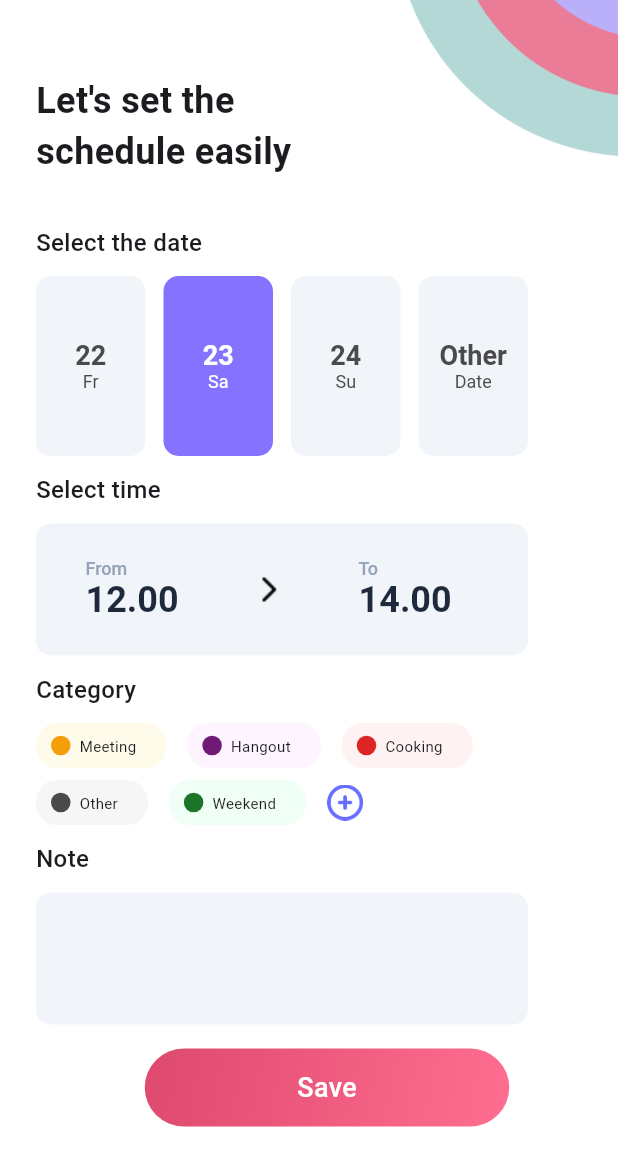
After one commit to Alex-Yessougnon-AGO/Calendar-mobile-app, a Flutter app: the screen it shows after launch, after a tap on "Set schedule", on a phone screen of 412 x 824 dp. The commit adds this screen. Shown: the top 1166 px of the screen. Run offline on Flutter 3.47's test engine with Material 3 defaults, Android fonts, the light colour scheme and no system bars.

Commit message:
Calendar Page

```diff
--- a/lib/main.dart
+++ b/lib/main.dart
@@ -1,3 +1,4 @@
+// import 'package:calendar_mobile_app/pages/calendar_page.dart';
 import 'package:calendar_mobile_app/pages/home_page.dart';
 import 'package:flutter/material.dart';
 import 'package:flutter/services.dart';
@@ -5,10 +6,12 @@ import 'package:flutter/services.dart';
 void main() {
 
   SystemChrome.setSystemUIOverlayStyle(
+
     const SystemUiOverlayStyle(
       statusBarColor: Colors.white,           // 🔥 Fond blanc
       statusBarIconBrightness: Brightness.dark, // Icônes noires (recommandé sur fond blanc)
     ),
+
   );
 
   runApp(const MyApp());
--- /dev/null
+++ b/lib/pages/calendar_page.dart
@@ -0,0 +1,427 @@
+import 'package:flutter/material.dart';
+
+class CalendarPage extends StatefulWidget {
+
+  const CalendarPage({super.key});
+
+  @override
+  State<CalendarPage> createState() => _CalendarPageState();
+}
+
+class _CalendarPageState extends State<CalendarPage> {
+
+  // Fonction
+  Widget categoryChip({
+  required Color circleColor,
+  required Color backgroundColor,
+  required String text,
+  }) {
+    return Container(
+      padding: EdgeInsets.only(top: 8, bottom: 8, left: 10, right: 20),
+      decoration: BoxDecoration(
+        color: backgroundColor,
+        borderRadius: BorderRadius.circular(14),
+      ),
+      child: Row(
+        spacing: 6,
+        mainAxisSize: MainAxisSize.min,
+        children: [
+
+          Container(
+            width: 13,
+            height: 13,
+            decoration: BoxDecoration(
+              color: circleColor,
+              shape: BoxShape.circle,
+            ),
+          ),
+
+          Text(
+            text,
+            style: TextStyle(
+              fontSize: 10,
+              fontWeight: FontWeight.w400,
+            ),
+          ),
+
+        ],
+      ),
+    );
+  }
+
+
+  @override
+  Widget build(BuildContext context) {
+    return Scaffold(
+      backgroundColor: Colors.white,
+      body: SafeArea(child: Padding(
+        padding: const EdgeInsets.only(left: 24),
+        child: Column(
+          crossAxisAlignment: CrossAxisAlignment.start,
+          children: [
+
+            SizedBox(
+              height: 150,
+              child: Stack(
+                children: [
+                  Container(
+                    margin: EdgeInsets.only(top: 50),
+                    child: Text("Let's set the \nschedule easily",
+                      style: TextStyle(
+                        fontSize: 24,
+                        fontWeight: FontWeight.w600
+                      ),
+                    ),
+                  ),
+
+                  Align(
+                    alignment: Alignment.topRight,
+                    child: Image.asset("assets/bg.png")
+                  ),
+
+                ],
+              ),
+            ),
+
+            Column(
+              crossAxisAlignment: CrossAxisAlignment.start,
+              spacing: 11,
+              children: [
+
+                Text("Select the date", style: TextStyle(
+                  fontSize: 16,
+                  fontWeight: FontWeight.w500
+                ),),
+
+                Row(
+                  spacing: 12,
+                  children: [
+                    Container(
+                      height: 120,
+                      width: 73,
+                      decoration: BoxDecoration(
+                        color: const Color(0xFFF1F5F9),
+                        borderRadius: BorderRadius.circular(10)
+                      ),
+                      child: Center(
+
+                        child: RichText(
+                          textAlign: TextAlign.center,
+                          text: TextSpan(
+                            text: "22",
+                            style: TextStyle(
+                              fontSize: 18,
+                              fontWeight: FontWeight.w600,
+                              color: const Color(0xFF4A4A4A)
+                            ),
+                            children: [
+                              TextSpan(
+                                text: "\nFr",
+                                style: TextStyle(
+                                  fontSize: 12,
+                                  fontWeight: FontWeight.w400,
+                                ),
+                              )
+                            ]
+                          ),
+                        )
+
+                      ),
+                    ),
+
+                    Container(
+                      height: 120,
+                      width: 73,
+                      decoration: BoxDecoration(
+                        color: const Color(0xFF8572FF),
+                        borderRadius: BorderRadius.circular(10)
+                      ),
+                      child: Center(
+
+                        child: RichText(
+                          textAlign: TextAlign.center,
+                          text: TextSpan(
+                            text: "23",
+                            style: TextStyle(
+                              fontSize: 18,
+                              fontWeight: FontWeight.w600,
+                            ),
+                            children: [
+                              TextSpan(
+                                text: "\nSa",
+                                style: TextStyle(
+                                  fontSize: 12,
+                                  fontWeight: FontWeight.w400,
+                                ),
+                              )
+                            ]
+                          ),
+                        )
+
+                      ),
+                    ),
+
+                    Container(
+                      height: 120,
+                      width: 73,
+                      decoration: BoxDecoration(
+                        color: const Color(0xFFF1F5F9),
+                        borderRadius: BorderRadius.circular(10)
+                      ),
+                      child: Center(
+
+                        child: RichText(
+                          textAlign: TextAlign.center,
+                          text: TextSpan(
+                            text: "24",
+                            style: TextStyle(
+                              fontSize: 18,
+                              fontWeight: FontWeight.w600,
+                              color: const Color(0xFF4A4A4A)
+                            ),
+                            children: [
+                              TextSpan(
+                                text: "\nSu",
+                                style: TextStyle(
+                                  fontSize: 12,
+                                  fontWeight: FontWeight.w400,
+                                ),
+                              )
+                            ]
+                          ),
+                        )
+
+                      ),
+                    ),
+
+                    Container(
+                      height: 120,
+                      width: 73,
+                      decoration: BoxDecoration(
+                        color: const Color(0xFFF1F5F9),
+                        borderRadius: BorderRadius.circular(10)
+                      ),
+                      child: Center(
+
+                        child: RichText(
+                          textAlign: TextAlign.center,
+                          text: TextSpan(
+                            text: "Other",
+                            style: TextStyle(
+                              fontSize: 18,
+                              fontWeight: FontWeight.w600,
+                              color: const Color(0xFF4A4A4A)
+                            ),
+                            children: [
+                              TextSpan(
+                                text: "\nDate",
+                                style: TextStyle(
+                                  fontSize: 12,
+                                  fontWeight: FontWeight.w400,
+                                ),
+                              )
+                            ]
+                          ),
+                        )
+
+                      ),
+                    ),
+
+                  ],
+                ),
+
+                Text("Select time", style: TextStyle(
+                  fontSize: 16,
+                  fontWeight: FontWeight.w500
+                ),),
+
+                Container(
+                  padding: EdgeInsets.symmetric(horizontal: 33),
+                  width: 328,
+                  height: 88,
+                  decoration: BoxDecoration(
+                    color: const Color(0xFFF1F5F9),
+                    borderRadius: BorderRadius.circular(10)
+                  ),
+                  child: Center(
+                    child: Row(
+                      spacing: 48,
+                      children: [
+                        RichText(
+                            text: TextSpan(
+                            text: "From",
+                            style: TextStyle(
+                              fontSize: 12,
+                              fontWeight: FontWeight.w500,
+                              color: const Color(0xFF94A3B8)
+                            ),
+                            children: [
+                              TextSpan(
+                                text: "\n12.00",
+                                style: TextStyle(
+                                  fontSize: 24,
+                                  fontWeight: FontWeight.w700,
+                                  color: const Color(0xFF1E293B)
+                                ),
+                              )
+                            ]
+                          )
+                        ),
+
+                        Image.asset("assets/Chevron.png"),
+
+                        RichText(
+                            text: TextSpan(
+                            text: "To",
+                            style: TextStyle(
+                              fontSize: 12,
+                              fontWeight: FontWeight.w500,
+                              color: const Color(0xFF94A3B8)
+                            ),
+                            children: [
+                              TextSpan(
+                                text: "\n14.00",
+                                style: TextStyle(
+                                  fontSize: 24,
+                                  fontWeight: FontWeight.w700,
+                                  color: const Color(0xFF1E293B)
+                                ),
+                              )
+                            ]
+                          )
+                        ),
+                      ],
+                    ),
+                  ),
+                ),
+
+                Text("Category", style: TextStyle(
+                  fontSize: 16,
+                  fontWeight: FontWeight.w500
+                ),),
+
+                Column(
+                  spacing: 8,
+                  children: [
+                    Row(
+                      spacing: 14,
+                      children: [
+
+                        categoryChip(
+                          circleColor: const Color(0xFFF59E0B),
+                          backgroundColor: const Color(0xFFFFFBEB),
+                          text: "Meeting",
+                        ),
+
+                        categoryChip(
+                          circleColor: const Color(0xFF701A75),
+                          backgroundColor: const Color(0xFFFDF4FF),
+                          text: "Hangout",
+                        ),
+
+                        categoryChip(
+                          circleColor: const Color(0xFFDC2626),
+                          backgroundColor: const Color(0xFFFEF2F2),
+                          text: "Cooking",
+                        ),
+
+                      ],
+                    ),
+
+                    Row(
+                      spacing: 14,
+                      children: [
+
+                        categoryChip(
+                          circleColor: const Color(0xFF4A4A4A),
+                          backgroundColor: const Color(0xFFF6F6F6),
+                          text: "Other",
+                        ),
+
+                        categoryChip(
+                          circleColor: const Color(0xFF1A7529),
+                          backgroundColor: const Color(0xFFF0FFF5),
+                          text: "Weekend",
+                        ),
+
+                        Image.asset("assets/Vector.png", width: 24,height: 24,),
+
+                      ],
+                    ),
+                  ],
+                ),
+
+                Text("Note", style: TextStyle(
+                  fontSize: 16,
+                  fontWeight: FontWeight.w500
+                ),),
+
+                Container(
+                  padding: EdgeInsets.symmetric(horizontal: 33),
+                  width: 328,
+                  height: 88,
+                  decoration: BoxDecoration(
+                    color: const Color(0xFFF1F5F9),
+                    borderRadius: BorderRadius.circular(10)
+                  ),
+                ),
+
+                // Bouton
+                Center(
+                  child: InkWell(
+                    onTap: () {
+                      Navigator.push(context, MaterialPageRoute(builder: (context) => CalendarPage()));
+                    },
+                    child: Container(
+                      width: 243,
+                      height: 52,
+                      margin: EdgeInsets.only(top: 5),
+                      decoration: BoxDecoration(
+                        borderRadius: BorderRadius.circular(29),
+                        gradient: LinearGradient(
+                              colors: [
+                                Color(0xFFDE496E),
+                                Color(0xFFFF6E91),
+                              ],
+                              begin: Alignment.topLeft,
+                              end: Alignment.bottomRight,
+                            ),
+                      ),
+                      child: Center(
+                        child: Text("Save", style: TextStyle(
+                          fontSize: 18,
+                          fontWeight: FontWeight.w500,
+                          color: Colors.white
+                        ),),
+                      ),
+                    ),
+                  ),
+                )
+
+              ],
+            )
+          ],
+        ),
+      ))
+    );
+  }
+}
+
+
+
+// Padding(
+//           padding: const EdgeInsets.only(left: 24),
+//           child: Row(
+//             mainAxisAlignment: MainAxisAlignment.spaceBetween,
+//             crossAxisAlignment: CrossAxisAlignment.start,
+//             children: [
+//               Text("Let's set the \nschedule easily",
+//               style: TextStyle(
+//                 fontSize: 24,
+//                 fontWeight: FontWeight.w600
+//               ),),
+
+//               Image.asset("assets/bg.png",width: 236,)
+//             ],
+//           ),
+//         ),
--- a/lib/pages/home_page.dart
+++ b/lib/pages/home_page.dart
@@ -1,3 +1,4 @@
+import 'package:calendar_mobile_app/pages/calendar_page.dart';
 import 'package:flutter/material.dart';
 
 class MyHomePage extends StatefulWidget {
@@ -459,6 +460,10 @@ class _MyHomePageState extends State<MyHomePage> {
             // Bouton
             SizedBox(height: 20,),
             Center(
+              child: InkWell(
+                onTap: () {
+                  Navigator.push(context, MaterialPageRoute(builder: (context) => CalendarPage()));
+                },
                 child: Container(
                   width: 243,
                   height: 52,
@@ -481,6 +486,7 @@ class _MyHomePageState extends State<MyHomePage> {
                     ),),
                   ),
                 ),
+              ),
             )
 
           ],
```
Also changed, not shown: assets/Chevron.png (added), assets/Vector.png (added), assets/bg.png (added), assets/user.png (deleted). Lines whose indentation alone changed are shown as unchanged.
